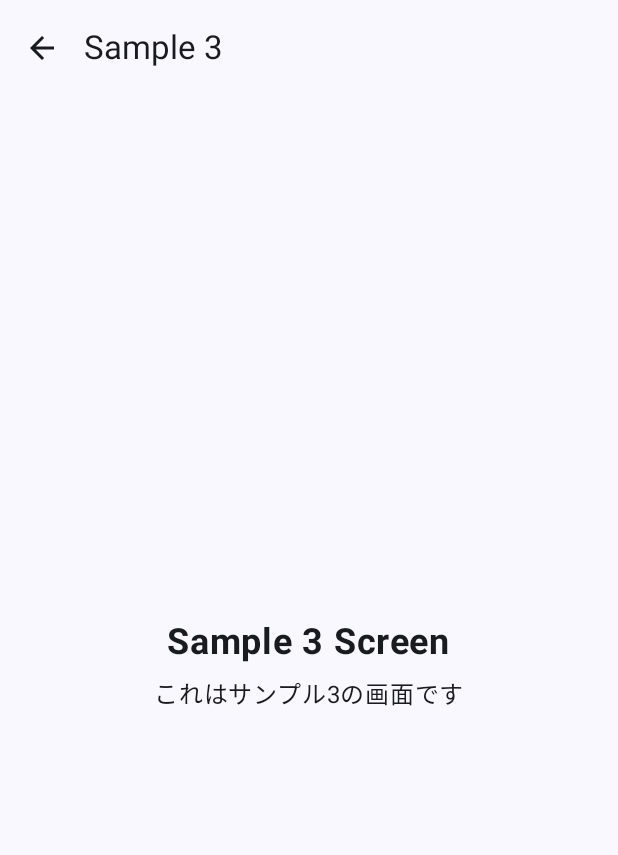
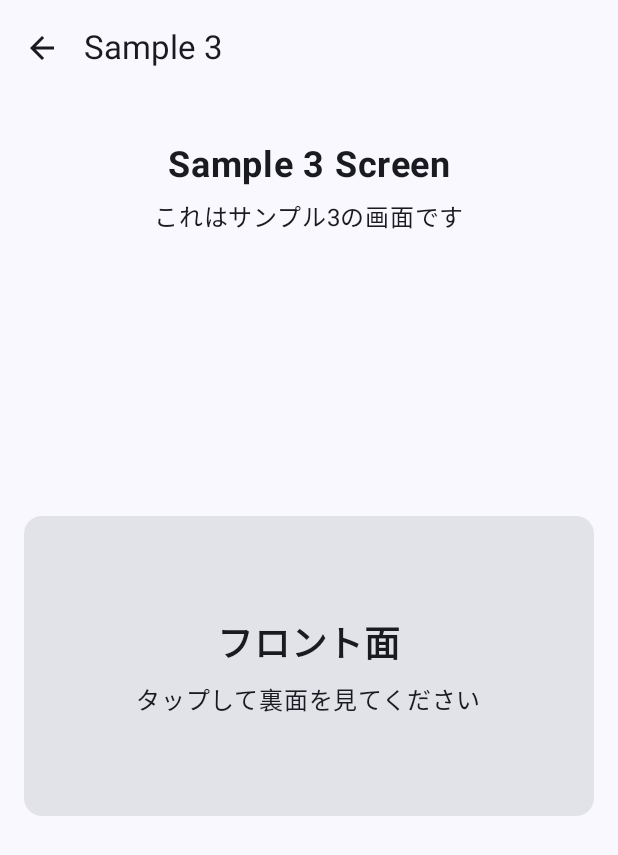
Before and after one commit to seabat/compose-samples, an Android app built with Jetpack Compose: the Sample3Screen screen opened through its navigation route, on a phone screen of 412 x 824 dp. Shown: the top 855 px of the screen. Run offline under Robolectric (Android 15) with nearby library versions, the phone set to English and light mode, and no system bars.

Commit message:
Sample3Screen にアニメーションを追加

```diff
--- /dev/null
+++ b/SampleAnimation/app/src/main/java/dev/seabat/android/sampleanimation/ui/components/FlipCard.kt
@@ -0,0 +1,55 @@
+package dev.seabat.android.sampleanimation.ui.components
+
+import androidx.compose.animation.core.Spring
+import androidx.compose.animation.core.animateFloatAsState
+import androidx.compose.animation.core.spring
+import androidx.compose.foundation.clickable
+import androidx.compose.foundation.layout.Box
+import androidx.compose.foundation.layout.fillMaxWidth
+import androidx.compose.foundation.layout.height
+import androidx.compose.material3.Card
+import androidx.compose.runtime.Composable
+import androidx.compose.runtime.getValue
+import androidx.compose.runtime.mutableStateOf
+import androidx.compose.runtime.remember
+import androidx.compose.runtime.setValue
+import androidx.compose.ui.Modifier
+import androidx.compose.ui.graphics.graphicsLayer
+import androidx.compose.ui.unit.dp
+
+@Composable
+fun FlipCard(
+    frontContent: @Composable () -> Unit,
+    backContent: @Composable () -> Unit,
+    modifier: Modifier = Modifier
+) {
+    var flipped by remember { mutableStateOf(false) }
+    val rotation by animateFloatAsState(
+        targetValue = if (flipped) 180f else 0f,
+        animationSpec = spring(
+            dampingRatio = Spring.DampingRatioMediumBouncy,
+            stiffness = Spring.StiffnessLow
+        )
+    )
+
+    Card(
+        modifier = modifier
+            .fillMaxWidth()
+            .height(200.dp)
+            .graphicsLayer {
+                rotationY = rotation
+                cameraDistance = 12f * density
+            }
+            .clickable { flipped = !flipped }
+    ) {
+        if (rotation <= 90f) {
+            frontContent()
+        } else {
+            Box(
+                modifier = Modifier.graphicsLayer { rotationY = 180f }
+            ) {
+                backContent()
+            }
+        }
+    }
+}
--- a/SampleAnimation/app/src/main/java/dev/seabat/android/sampleanimation/ui/screens/Sample3Screen.kt
+++ b/SampleAnimation/app/src/main/java/dev/seabat/android/sampleanimation/ui/screens/Sample3Screen.kt
@@ -1,6 +1,7 @@
 package dev.seabat.android.sampleanimation.ui.screens
 
 import androidx.compose.foundation.layout.Arrangement
+import androidx.compose.foundation.layout.Box
 import androidx.compose.foundation.layout.Column
 import androidx.compose.foundation.layout.fillMaxSize
 import androidx.compose.foundation.layout.padding
@@ -18,7 +19,13 @@ import androidx.compose.ui.Modifier
 import androidx.compose.ui.text.font.FontWeight
 import androidx.compose.ui.unit.dp
 import androidx.compose.ui.unit.sp
+import dev.seabat.android.sampleanimation.ui.components.FlipCard
 
+/**
+ * Sample 3 Screen
+ *
+ * see. https://medium.com/@hiren6997/10-jetpack-compose-animations-that-will-wow-your-users-6dda5342a567
+ */
 @OptIn(ExperimentalMaterial3Api::class)
 @Composable
 fun Sample3Screen(
@@ -41,13 +48,18 @@ fun Sample3Screen(
         },
         modifier = modifier
     ) { innerPadding ->
-        Column(
+        Box(
             modifier = Modifier
                 .fillMaxSize()
                 .padding(innerPadding)
-                .padding(16.dp),
-            horizontalAlignment = Alignment.CenterHorizontally,
-            verticalArrangement = Arrangement.Center
+                .padding(16.dp)
+        ) {
+            // テキストを上部に配置
+            Column(
+                modifier = Modifier
+                    .align(Alignment.TopCenter)
+                    .padding(top = 16.dp),
+                horizontalAlignment = Alignment.CenterHorizontally
             ) {
                 Text(
                     text = "Sample 3 Screen",
@@ -60,5 +72,51 @@ fun Sample3Screen(
                     modifier = Modifier.padding(top = 8.dp)
                 )
             }
+
+            // FlipCardを中央に配置
+            FlipCard(
+                modifier = Modifier.align(Alignment.Center),
+                frontContent = {
+                    Column(
+                        modifier = Modifier
+                            .fillMaxSize()
+                            .padding(16.dp),
+                        horizontalAlignment = Alignment.CenterHorizontally,
+                        verticalArrangement = Arrangement.Center
+                    ) {
+                        Text(
+                            text = "フロント面",
+                            fontSize = 24.sp,
+                            fontWeight = FontWeight.Bold
+                        )
+                        Text(
+                            text = "タップして裏面を見てください",
+                            fontSize = 16.sp,
+                            modifier = Modifier.padding(top = 8.dp)
+                        )
+                    }
+                },
+                backContent = {
+                    Column(
+                        modifier = Modifier
+                            .fillMaxSize()
+                            .padding(16.dp),
+                        horizontalAlignment = Alignment.CenterHorizontally,
+                        verticalArrangement = Arrangement.Center
+                    ) {
+                        Text(
+                            text = "バック面",
+                            fontSize = 24.sp,
+                            fontWeight = FontWeight.Bold
+                        )
+                        Text(
+                            text = "タップして表面に戻ります",
+                            fontSize = 16.sp,
+                            modifier = Modifier.padding(top = 8.dp)
+                        )
                     }
                 }
+            )
+        }
+    }
+}
```
Lines whose indentation alone changed are shown as unchanged.
